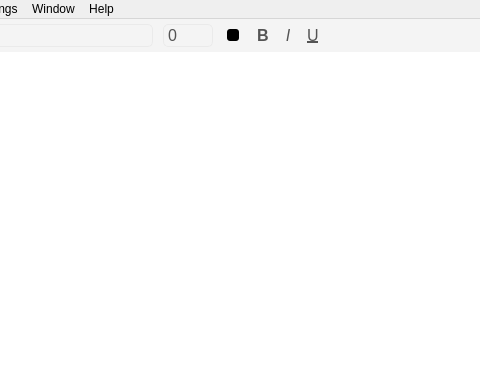
Before: the Qt Designer form src/design/text_editor.ui in teenxsky/RnR_Text_Editor, drawn with Qt 5; both pictures show x 146 to 626 and y 0 to 378 of the 770 by 378 pixel window.
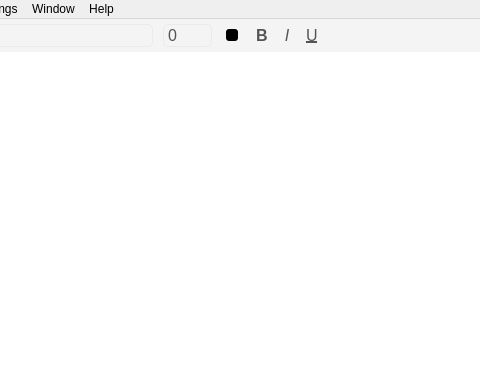
After: the same form once the commit is applied. Icons and pictures are not drawn.

```diff
--- a/src/design/text_editor.ui
+++ b/src/design/text_editor.ui
@@ -191,7 +191,7 @@
 QSpinBox::up-button, QSpinBox::down-button {
 	subcontrol-origin: border;
 	margin-right: 3px;
-	width: 10px;
+	width: 9px;
 	height: 8px;
 	border-radius: 4px;
 }
```
Left out of the diff: 5 changed lines with no effect on the pictures.
